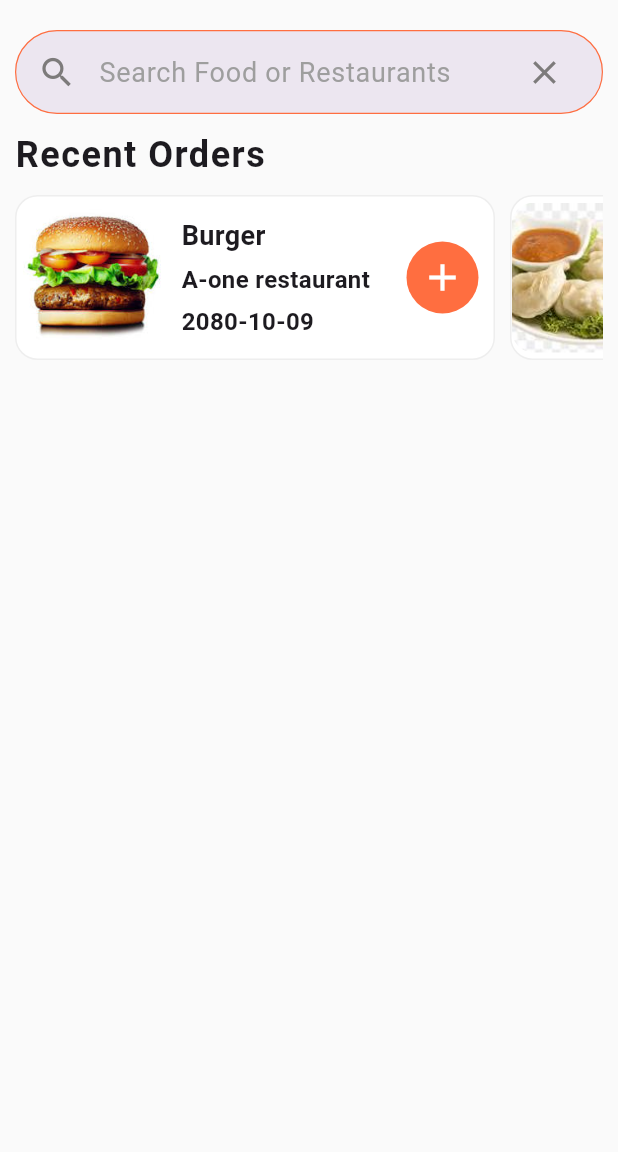
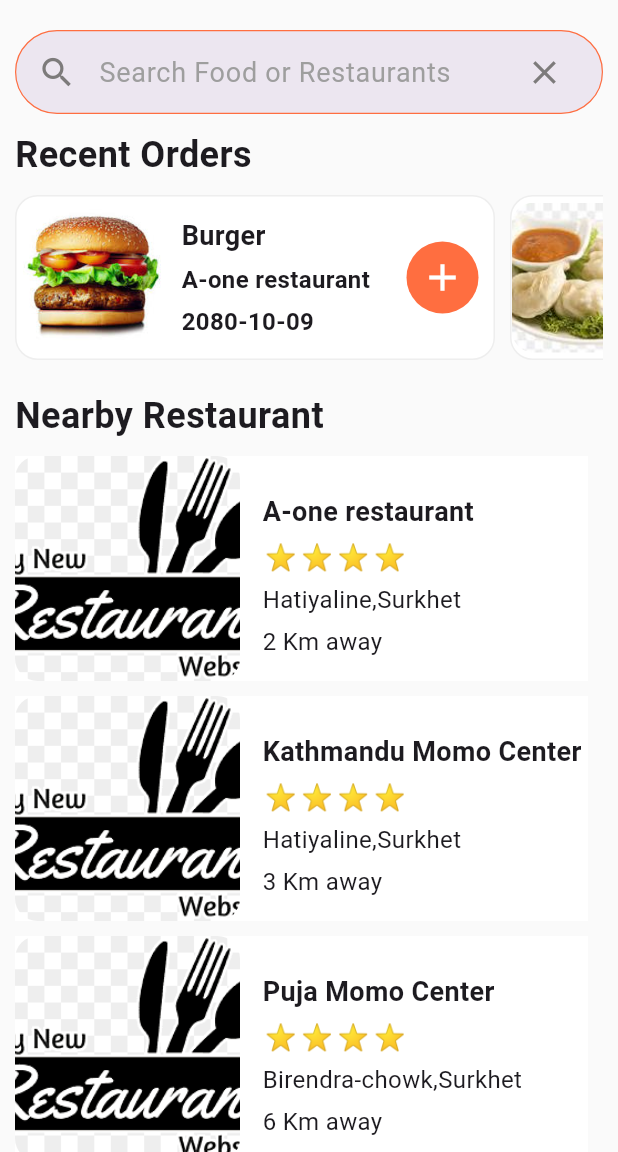
Before and after one commit to ssuvam-dev/food_delivery_app, a Flutter app: the screen it shows after launch, on a phone screen of 412 x 824 dp, the part 84-1236 px from its top. Run offline on Flutter 3.47's test engine with Material 3 defaults, Android fonts, the light colour scheme and no system bars.

Commit message:
added restaurants

```diff
--- /dev/null
+++ b/lib/screens/home/components/header_component.dart
@@ -0,0 +1,17 @@
+import 'package:flutter/material.dart';
+
+class HeaderComponent extends StatelessWidget {
+  final String header;
+  const  HeaderComponent({super.key,required this.header});
+
+  @override
+  Widget build(BuildContext context) {
+    return  Text(
+            header,
+            style: const TextStyle(
+                fontSize: 24.0,
+                letterSpacing: 0.3,
+                fontWeight: FontWeight.w600),
+          );
+  }
+}
--- /dev/null
+++ b/lib/screens/home/components/rating_component.dart
@@ -0,0 +1,21 @@
+import 'package:flutter/material.dart';
+
+class CustomRatingComponent extends StatelessWidget {
+  final int rating;
+   const CustomRatingComponent({super.key,required this.rating});
+
+  @override
+  Widget build(BuildContext context) {
+    String stars="";
+    for (var i = 0; i < rating; i++) {
+        stars+="⭐";
+    }
+    return Text(
+      stars,
+      style: const TextStyle(
+        fontSize: 17.0,
+        letterSpacing: 3
+      ),
+    );
+  }
+}
--- /dev/null
+++ b/lib/screens/home/components/restaurant_component.dart
@@ -0,0 +1,76 @@
+import 'package:flutter/material.dart';
+import 'package:tryfooddeliveryapp/screens/home/components/rating_component.dart';
+
+class RestaurantComponent extends StatelessWidget {
+  final Map<String,dynamic> restaurant;
+  const RestaurantComponent({super.key,required this.restaurant});
+
+  @override
+  Widget build(BuildContext context) {
+    return Container(
+      margin: const EdgeInsets.only(top: 10.0,right: 10.0),
+      width: double.infinity,
+      color: Colors.white,
+      child: Row(
+        mainAxisAlignment: MainAxisAlignment.spaceBetween,
+        children: [
+          ClipRRect(
+            borderRadius: BorderRadius.circular(15.0),
+            child: const Image(
+              image: AssetImage("assets/images/res.png"),
+              height: 150,
+              width: 150,
+              fit: BoxFit.cover,
+
+            ),
+          ),
+          const SizedBox(width: 15.0,),
+          Expanded(
+            child: Column(
+              mainAxisAlignment: MainAxisAlignment.center,
+              crossAxisAlignment: CrossAxisAlignment.start,
+              children: [
+              SizedBox(height: 10.0,),
+                Text(
+                  restaurant['name'],
+                  style: const TextStyle(
+                      fontSize: 18.0,
+                      fontWeight: FontWeight.bold,
+                      ),
+                  overflow: TextOverflow.ellipsis,
+                ),
+                const SizedBox(
+                  height: 5.0,
+                ),
+
+                  CustomRatingComponent(rating: restaurant['rating']),
+
+                const SizedBox(
+                  height: 5.0,
+                ),
+                 Text(
+                  restaurant['address'],
+                  style: const TextStyle(
+                      fontSize: 16.0,
+                      ),
+                  overflow: TextOverflow.ellipsis,
+                ),
+
+                const SizedBox(
+                  height: 5.0,
+                ),
+                 Text(
+                  restaurant['location'],
+                  style: const TextStyle(
+                      fontSize: 16.0,
+                      ),
+                  overflow: TextOverflow.ellipsis,
+                )
+              ],
+            ),
+          ),
+        ],
+      ),
+    );
+  }
+}
--- a/lib/screens/home/views/home_screen.dart
+++ b/lib/screens/home/views/home_screen.dart
@@ -1,5 +1,6 @@
 
 import 'package:flutter/material.dart';
+import 'package:tryfooddeliveryapp/screens/home/widgets/nearby_restaurants.dart';
 import 'package:tryfooddeliveryapp/screens/home/widgets/recent_orders.dart';
 import 'package:tryfooddeliveryapp/screens/home/widgets/search_bar_component.dart';
 
@@ -47,6 +48,7 @@ class HomeScreen extends StatelessWidget {
         children: const[
            CustomSearchBar(),
            RecentOrder(),
+           NearByRestaurant()
         ],
       ),
     );
--- /dev/null
+++ b/lib/screens/home/widgets/nearby_restaurants.dart
@@ -0,0 +1,53 @@
+import 'package:flutter/material.dart';
+import 'package:tryfooddeliveryapp/screens/home/components/header_component.dart';
+import 'package:tryfooddeliveryapp/screens/home/components/restaurant_component.dart';
+
+class NearByRestaurant extends StatelessWidget {
+  const NearByRestaurant({super.key});
+
+  @override
+  Widget build(BuildContext context) {
+        List<Map<String, dynamic>> restaurants = [
+      {
+        "name":"A-one restaurant",
+        "rating":4,
+        "location":"2 Km away",
+        'address':"Hatiyaline,Surkhet"
+      },
+      {
+        "name":"Kathmandu Momo Center",
+        "rating":4,
+        "image":"assets/images/res.png",
+        "location":"3 Km away",
+        'address':"Hatiyaline,Surkhet"
+      },
+      {
+        "name":"Puja Momo Center",
+        "rating":4,
+        "location":"6 Km away",
+        'address':"Birendra-chowk,Surkhet"
+      },
+
+    ];
+    return  Padding(
+      padding:  const EdgeInsets.symmetric(vertical: 10.0),
+      child: Column(
+        crossAxisAlignment: CrossAxisAlignment.start,
+        children: [
+          const HeaderComponent(header: "Nearby Restaurant"),
+          Container(
+            width: double.infinity,
+            child: ListView.builder(
+              shrinkWrap: true,
+                physics: BouncingScrollPhysics(),
+                itemBuilder:(context, index){
+                    return RestaurantComponent(restaurant: restaurants[index]);
+                },
+                itemCount:restaurants.length ,
+            ),
+          )
+        ],
+      ),
+    );
+  }
+}
--- a/lib/screens/home/widgets/recent_orders.dart
+++ b/lib/screens/home/widgets/recent_orders.dart
@@ -1,4 +1,5 @@
 import 'package:flutter/material.dart';
+import 'package:tryfooddeliveryapp/screens/home/components/header_component.dart';
 import 'package:tryfooddeliveryapp/screens/home/components/order_component.dart';
 
 class RecentOrder extends StatelessWidget {
@@ -45,14 +46,9 @@ class RecentOrder extends StatelessWidget {
       child: Column(
         crossAxisAlignment: CrossAxisAlignment.start,
         children: [
-          const Text(
-            "Recent Orders",
-            style: TextStyle(
-                fontSize: 24.0,
-                letterSpacing: 1.0,
-                fontWeight: FontWeight.w600),
-          ),
-          Container(
+          const HeaderComponent(header: "Recent Orders"),
+
+          SizedBox(
             height: 120.0,
             child: ListView.builder(
               physics: const BouncingScrollPhysics(),
```
Also changed, not shown: assets/images/res.png (added).
